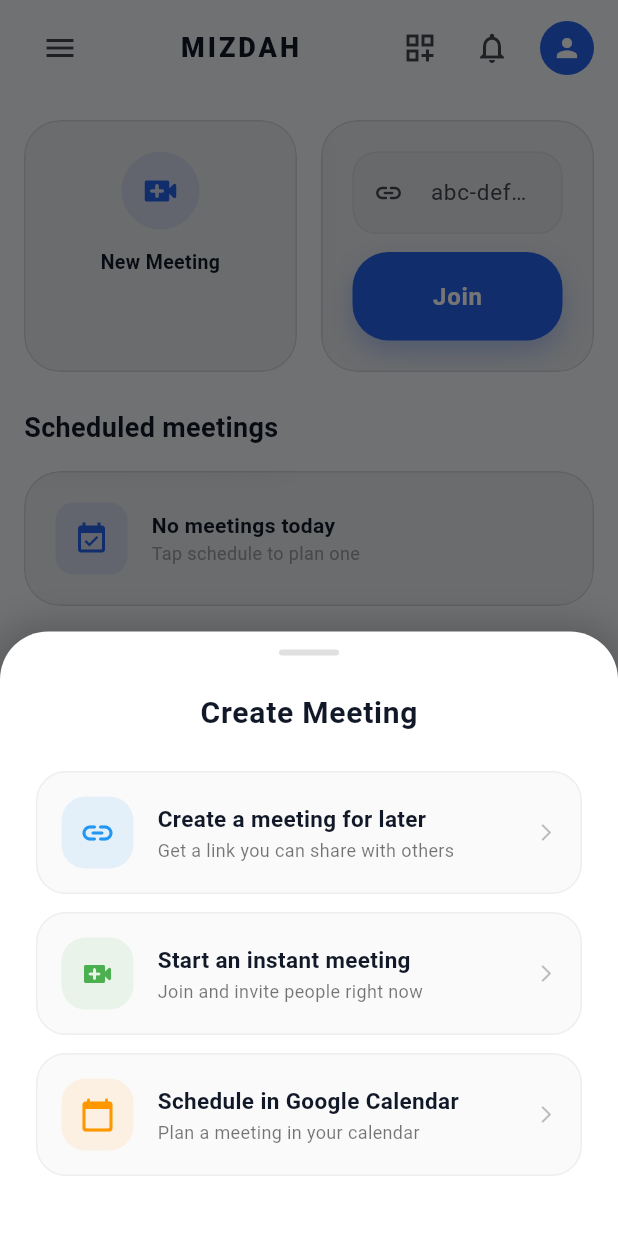
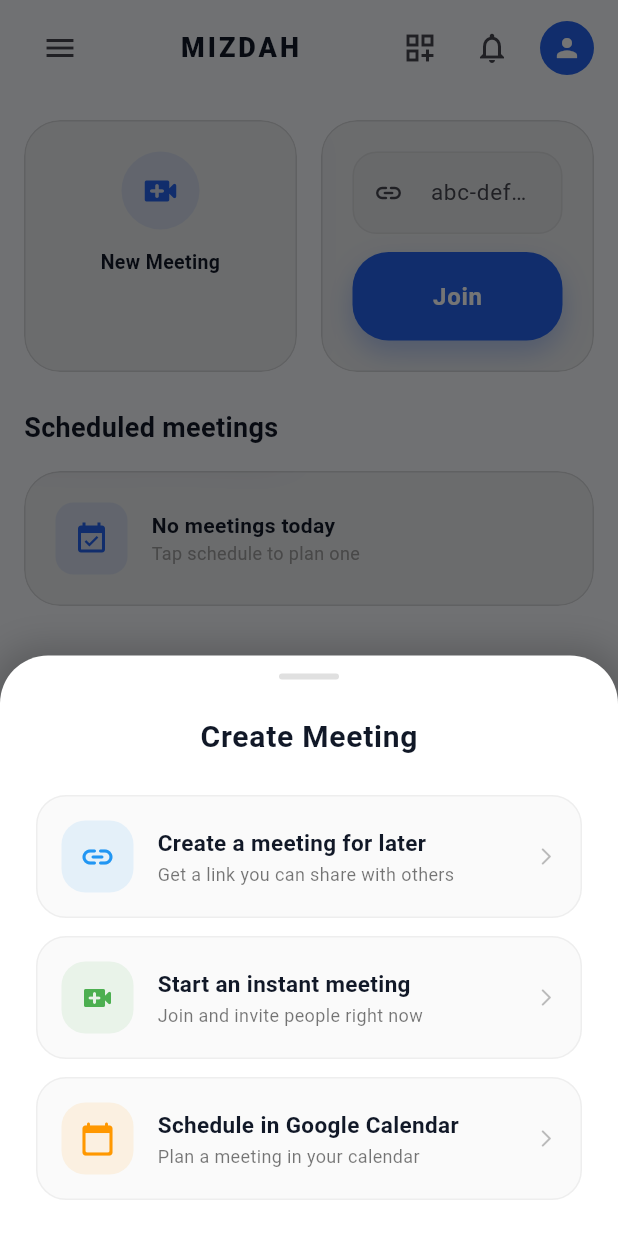
Before and after one commit to Tanmay-Girkar/mizdah, a Flutter app: the HomeScreen screen opened by its route, after a tap on "New Meeting", on a phone screen of 412 x 824 dp. Run offline on Flutter 3.47's test engine with Material 3 defaults, Android fonts, the phone set to English and light mode, and no system bars; our stand-ins replace dio, emoji_picker_flutter, flutter_riverpod, flutter_secure_storage, go_router, google_sign_in and 6 more; missing offline and left inert: events2, flutter_webrtc, googleapis, h264_profile_level_id, sdp_transform; accounts and stored records are empty.

Commit message:
fix(home): Create Meeting bottom sheet overflowed by 123 px
The "Create Meeting" sheet has 3 option tiles plus header, drag
handle, and 40 px bottom padding. The total height exceeds the
~50 % screen cap that `showModalBottomSheet` applies by default
when `isScrollControlled` isn't set, so the third tile
("Schedule in Google Calendar") was clipped and the body
asserted "BOTTOM OVERFLOWED BY 123 PIXELS".

Two changes:

1. `isScrollControlled: true` on the showModalBottomSheet call.
   Lifts the height cap so the sheet sizes to its natural
   content. This alone resolves the user's reported overflow on
   their phone.

2. Wrap the body in `SafeArea(top: false)` +
   `SingleChildScrollView`. Belt-and-suspenders for the cases
   where the sheet would still be too tall (small phone in
   landscape, large text-scale accessibility setting, future
   tile additions). Bottom padding dropped from 40 → 24 since
   SafeArea now handles the gesture-bar gap.

```diff
--- a/lib/features/home/presentation/home_screen.dart
+++ b/lib/features/home/presentation/home_screen.dart
@@ -100,9 +100,15 @@ class HomeScreen extends ConsumerWidget {
   }
 
   Future<void> _handleNewMeeting(BuildContext context, WidgetRef ref) async {
+    // isScrollControlled: true lifts the default ~50%-screen cap on
+    // modal bottom sheets so the 3 option tiles always fit, even on
+    // shorter phones / landscape. Without it the third tile
+    // ("Schedule in Google Calendar") was clipped and the sheet
+    // body overflowed by ~123px.
     showModalBottomSheet(
       context: context,
       backgroundColor: Colors.transparent,
+      isScrollControlled: true,
       builder: (context) => _NewMeetingOptions(ref: ref),
     );
   }
@@ -773,7 +779,15 @@ class _NewMeetingOptions extends StatelessWidget {
           ),
         ],
       ),
-      padding: const EdgeInsets.fromLTRB(24, 12, 24, 40),
+      // SafeArea keeps the bottom padding above the system gesture
+      // bar so the last tile isn't grazed by it on phones with no
+      // hardware nav. SingleChildScrollView is a graceful fallback —
+      // even if a future tile is added or the user has large text
+      // scale enabled, the sheet scrolls instead of asserting.
+      child: SafeArea(
+        top: false,
+        child: SingleChildScrollView(
+          padding: const EdgeInsets.fromLTRB(24, 12, 24, 24),
           child: Column(
             mainAxisSize: MainAxisSize.min,
             children: [
@@ -825,6 +839,8 @@ class _NewMeetingOptions extends StatelessWidget {
                 onTap: () => _scheduleMeeting(context),
               ),
             ],
+          ),
+        ),
       ),
     );
   }
```
Lines whose indentation alone changed are shown as unchanged.
